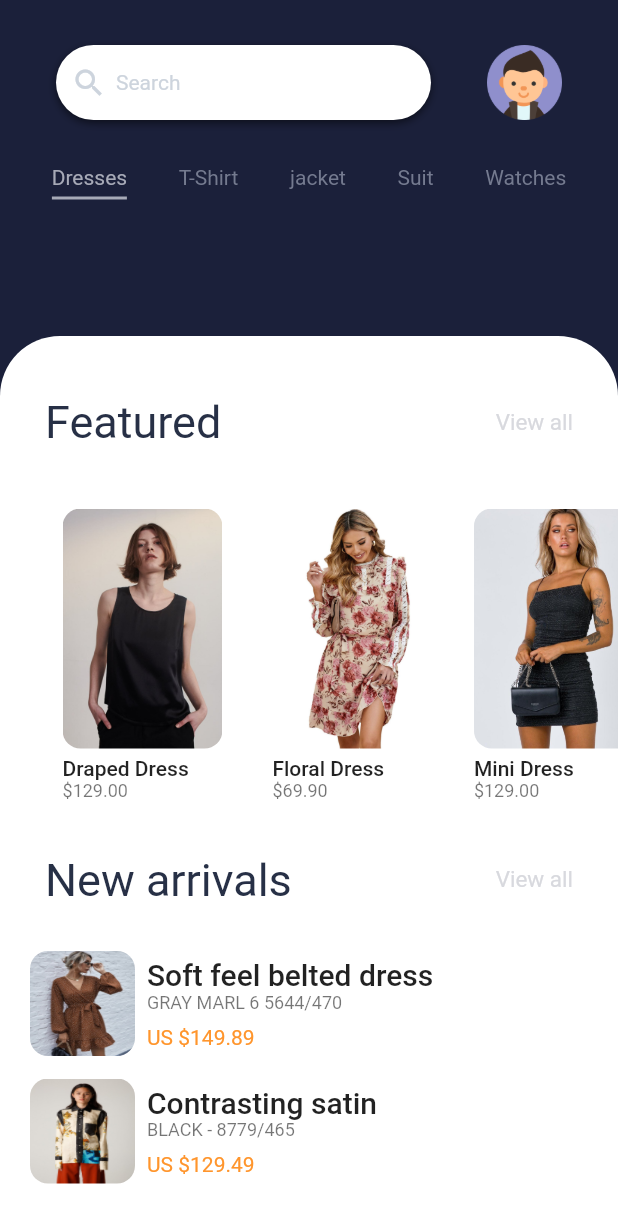
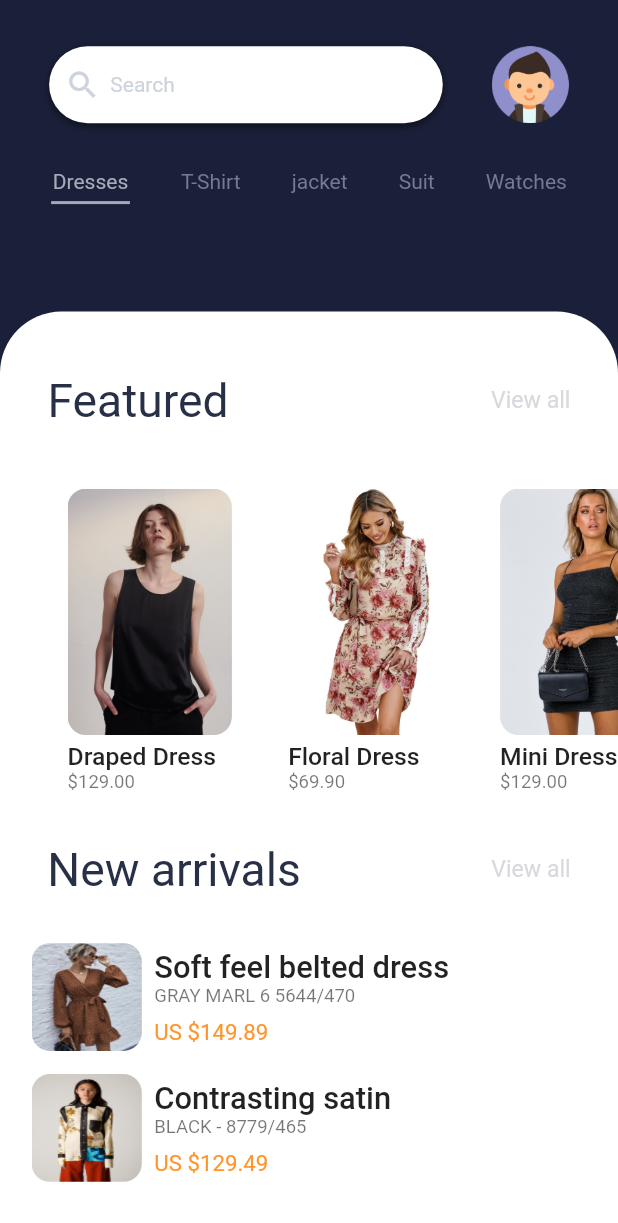
Before and after one commit to o-aziz/Ecomerce_app1_flutter, a Flutter app: the screen it shows after launch, on a phone screen of 412 x 824 dp. Shown: the top 1223 px of the screen. Run offline on Flutter 3.47's test engine with Material 2 defaults, Android fonts, the phone set to English and light mode, and no system bars.

Commit message:
added responsive design

```diff
--- /dev/null
+++ b/lib/helpers/size_config.dart
@@ -0,0 +1,43 @@
+import 'package:flutter/rendering.dart';
+import 'package:flutter/widgets.dart';
+
+class SizeConfig {
+  static double _screenWidth = 0;
+  static double _screenHeight = 0;
+  static double _blockWidth = 0;
+  static double _blockHeight = 0;
+
+  static double textMultiplier = 0;
+  static double imageSizeMultiplier = 0;
+  static double heightMultiplier = 0;
+  static double widthMultiplier = 0;
+  static bool isPortrait = true;
+  static bool isMobilePortrait = false;
+
+  void init(BoxConstraints constraints, Orientation orientation) {
+    if (orientation == Orientation.portrait) {
+      _screenWidth = constraints.maxWidth;
+      _screenHeight = constraints.maxHeight;
+      isPortrait = true;
+      if (_screenWidth < 450) {
+        isMobilePortrait = true;
+      }
+    } else {
+      _screenWidth = constraints.maxHeight;
+      _screenHeight = constraints.maxWidth;
+      isPortrait = false;
+      isMobilePortrait = false;
+    }
+
+    _blockWidth = _screenWidth / 100;
+    _blockHeight = _screenHeight / 100;
+
+    textMultiplier = _blockHeight;
+    imageSizeMultiplier = _blockWidth;
+    heightMultiplier = _blockHeight;
+    widthMultiplier = _blockWidth;
+
+    print(_blockHeight);
+    print(_blockWidth);
+  }
+}
--- a/lib/main.dart
+++ b/lib/main.dart
@@ -1,3 +1,4 @@
+import 'package:ecomerce_store1/helpers/size_config.dart';
 import 'package:flutter/material.dart';
 import 'screens/screens.dart';
 
@@ -10,6 +11,9 @@ class MyApp extends StatelessWidget {
 
   @override
   Widget build(BuildContext context) {
+    return LayoutBuilder(builder: (context, constraints) {
+      return OrientationBuilder(builder: (context, orientation) {
+        SizeConfig().init(constraints, orientation);
         return MaterialApp(
           title: 'Flutter Demo',
           debugShowCheckedModeBanner: false,
@@ -18,5 +22,7 @@ class MyApp extends StatelessWidget {
           ),
           home: const HomePage(),
         );
+      });
+    });
   }
 }
--- a/lib/screens/home_page.dart
+++ b/lib/screens/home_page.dart
@@ -1,3 +1,4 @@
+import 'package:ecomerce_store1/helpers/size_config.dart';
 import 'package:flutter/material.dart';
 import 'package:ecomerce_store1/widgets/widgets.dart';
 
@@ -16,36 +17,36 @@ class HomePage extends StatelessWidget {
             const Spacer(),
             Container(
               alignment: Alignment.bottomCenter,
-              height: 600,
-              decoration: const BoxDecoration(
+              height: 74.8 * SizeConfig.heightMultiplier,
+              decoration: BoxDecoration(
                 color: Colors.white,
                 borderRadius: BorderRadius.only(
-                  topLeft: Radius.circular(40),
-                  topRight: Radius.circular(40),
+                  topLeft: Radius.circular(4.98 * SizeConfig.heightMultiplier),
+                  topRight: Radius.circular(4.98 * SizeConfig.heightMultiplier),
                 ),
               ),
               child: Column(
                 children: [
                   Padding(
-                    padding: const EdgeInsets.symmetric(
-                      horizontal: 30,
-                      vertical: 40,
+                    padding: EdgeInsets.symmetric(
+                      horizontal: 7.69 * SizeConfig.widthMultiplier,
+                      vertical: 4.98 * SizeConfig.heightMultiplier,
                     ),
                     child: Row(
                       mainAxisAlignment: MainAxisAlignment.spaceBetween,
-                      children: const [
+                      children: [
                         Text(
                           'Featured',
                           style: TextStyle(
-                            color: Color(0xff273046),
-                            fontSize: 30,
+                            color: const Color(0xff273046),
+                            fontSize: 3.74 * SizeConfig.heightMultiplier,
                           ),
                         ),
                         Text(
                           'View all',
                           style: TextStyle(
-                            color: Color(0xffD8D9DE),
-                            fontSize: 15,
+                            color: const Color(0xffD8D9DE),
+                            fontSize: 1.87 * SizeConfig.heightMultiplier,
                           ),
                         ),
                       ],
@@ -53,25 +54,25 @@ class HomePage extends StatelessWidget {
                   ),
                   const FeaturedItems(),
                   Padding(
-                    padding: const EdgeInsets.symmetric(
-                      horizontal: 30,
-                      vertical: 30,
+                    padding: EdgeInsets.symmetric(
+                      horizontal: 7.65 * SizeConfig.widthMultiplier,
+                      vertical: 3.74 * SizeConfig.heightMultiplier,
                     ),
                     child: Row(
                       mainAxisAlignment: MainAxisAlignment.spaceBetween,
-                      children: const [
+                      children: [
                         Text(
                           'New arrivals',
                           style: TextStyle(
-                            color: Color(0xff273046),
-                            fontSize: 30,
+                            color: const Color(0xff273046),
+                            fontSize: 3.74 * SizeConfig.heightMultiplier,
                           ),
                         ),
                         Text(
                           'View all',
                           style: TextStyle(
-                            color: Color(0xffD8D9DE),
-                            fontSize: 15,
+                            color: const Color(0xffD8D9DE),
+                            fontSize: 1.87 * SizeConfig.heightMultiplier,
                           ),
                         ),
                       ],
--- a/lib/widgets/categories_widget.dart
+++ b/lib/widgets/categories_widget.dart
@@ -1,3 +1,4 @@
+import 'package:ecomerce_store1/helpers/size_config.dart';
 import 'package:flutter/material.dart';
 
 class CategoriesWidget extends StatelessWidget {
@@ -18,9 +19,9 @@ class CategoriesWidget extends StatelessWidget {
               ),
             ),
             Container(
-              margin: const EdgeInsets.only(top: 5),
-              height: 2,
-              width: 50,
+              margin: EdgeInsets.only(top: 0.62 * SizeConfig.heightMultiplier),
+              height: 0.24 * SizeConfig.heightMultiplier,
+              width: 12.75 * SizeConfig.widthMultiplier,
               color: const Color(0xffA7AAB7),
             )
           ],
--- a/lib/widgets/featured_items.dart
+++ b/lib/widgets/featured_items.dart
@@ -1,3 +1,4 @@
+import 'package:ecomerce_store1/helpers/size_config.dart';
 import 'package:ecomerce_store1/screens/screens.dart';
 import 'package:flutter/material.dart';
 
@@ -7,8 +8,8 @@ class FeaturedItems extends StatelessWidget {
   @override
   Widget build(BuildContext context) {
     return Container(
-      margin: const EdgeInsets.only(left: 20),
-      height: 200,
+      margin: EdgeInsets.only(left: 5.10 * SizeConfig.widthMultiplier),
+      height: 24.93 * SizeConfig.heightMultiplier,
       width: double.infinity,
       child: SingleChildScrollView(
         scrollDirection: Axis.horizontal,
@@ -41,34 +42,40 @@ class FeaturedItems extends StatelessWidget {
                     ItemDetails(imgUrl: imgUrl, itemName: dressName)));
       },
       child: Container(
-        margin: const EdgeInsets.only(
-          left: 10,
-        ),
-        height: 200,
-        width: 130,
+        margin: EdgeInsets.only(left: 2.55 * SizeConfig.widthMultiplier),
+        height: 24.93 * SizeConfig.heightMultiplier,
+        width: 33.16 * SizeConfig.widthMultiplier,
         alignment: Alignment.center,
         child: Column(
           crossAxisAlignment: CrossAxisAlignment.start,
           children: [
             Container(
-              decoration:
-                  BoxDecoration(borderRadius: BorderRadius.circular(12)),
+              decoration: BoxDecoration(
+                  borderRadius: BorderRadius.circular(
+                      1.49 * SizeConfig.heightMultiplier)),
               child: ClipRRect(
-                borderRadius: BorderRadius.circular(12),
+                borderRadius:
+                    BorderRadius.circular(1.49 * SizeConfig.heightMultiplier),
                 child: Image.asset(
                   imgUrl,
-                  height: 160,
+                  height: 19.95 * SizeConfig.heightMultiplier,
                 ),
               ),
             ),
-            const SizedBox(height: 5),
+            SizedBox(height: 0.62 * SizeConfig.heightMultiplier),
             Text(
               dressName,
-              style: Theme.of(context).textTheme.bodyText1,
+              style: Theme.of(context)
+                  .textTheme
+                  .bodyText1!
+                  .copyWith(fontSize: 2 * SizeConfig.heightMultiplier),
             ),
             Text(
               dressPrice,
-              style: Theme.of(context).textTheme.caption,
+              style: Theme.of(context)
+                  .textTheme
+                  .caption!
+                  .copyWith(fontSize: 1.5 * SizeConfig.heightMultiplier),
             ),
           ],
         ),
--- a/lib/widgets/header_widget.dart
+++ b/lib/widgets/header_widget.dart
@@ -1,3 +1,4 @@
+import 'package:ecomerce_store1/helpers/size_config.dart';
 import 'package:flutter/material.dart';
 
 class HeaderWidget extends StatelessWidget {
@@ -6,16 +7,18 @@ class HeaderWidget extends StatelessWidget {
   @override
   Widget build(BuildContext context) {
     return Padding(
-      padding: const EdgeInsets.symmetric(vertical: 30),
+      padding:
+          EdgeInsets.symmetric(vertical: 3.74 * SizeConfig.heightMultiplier),
       child: Row(
         mainAxisAlignment: MainAxisAlignment.spaceEvenly,
         children: [
           Container(
-            height: 50,
-            width: 250,
+            height: 6.23 * SizeConfig.heightMultiplier,
+            width: 63.7 * SizeConfig.widthMultiplier,
             decoration: BoxDecoration(
                 color: Colors.white,
-                borderRadius: BorderRadius.circular(50),
+                borderRadius:
+                    BorderRadius.circular(6.23 * SizeConfig.heightMultiplier),
                 boxShadow: const [
                   BoxShadow(
                       color: Colors.black54,
@@ -23,14 +26,14 @@ class HeaderWidget extends StatelessWidget {
                       blurRadius: 4)
                 ]),
             child: Row(
-              children: const [
-                SizedBox(width: 10),
-                Icon(
+              children: [
+                SizedBox(width: 2.55 * SizeConfig.widthMultiplier),
+                const Icon(
                   Icons.search,
                   color: Color(0xffCDD4DD),
                 ),
-                SizedBox(width: 6),
-                Text(
+                SizedBox(width: 1.53 * SizeConfig.widthMultiplier),
+                const Text(
                   'Search',
                   style: TextStyle(color: Color(0xffCDD4DD)),
                 ),
@@ -39,7 +42,7 @@ class HeaderWidget extends StatelessWidget {
           ),
           Image.asset(
             'assets/avatar_profile.png',
-            height: 50,
+            height: 6.23 * SizeConfig.heightMultiplier,
           ),
         ],
       ),
--- a/lib/widgets/new_arrivals_items.dart
+++ b/lib/widgets/new_arrivals_items.dart
@@ -1,3 +1,4 @@
+import 'package:ecomerce_store1/helpers/size_config.dart';
 import 'package:ecomerce_store1/screens/screens.dart';
 import 'package:flutter/material.dart';
 
@@ -7,12 +8,13 @@ class NewArrivalsItems extends StatelessWidget {
   @override
   Widget build(BuildContext context) {
     return Padding(
-      padding: const EdgeInsets.symmetric(horizontal: 20),
+      padding:
+          EdgeInsets.symmetric(horizontal: 5.10 * SizeConfig.widthMultiplier),
       child: Column(
         children: [
           _item(context, 'assets/belted_dress.jpg', 'Soft feel belted dress',
               'GRAY MARL 6 5644/470', 'US \$149.89'),
-          const SizedBox(height: 15),
+          SizedBox(height: 1.87 * SizeConfig.heightMultiplier),
           _item(context, 'assets/contrasting_satin.jpg', 'Contrasting satin',
               'BLACK - 8779/465', 'US \$129.49'),
         ],
@@ -33,29 +35,41 @@ class NewArrivalsItems extends StatelessWidget {
       child: Row(
         children: [
           Container(
-            height: 70,
-            width: 70,
+            height: 8.72 * SizeConfig.heightMultiplier,
+            width: 17.85 * SizeConfig.widthMultiplier,
             decoration: BoxDecoration(
-              borderRadius: BorderRadius.circular(12),
+              borderRadius:
+                  BorderRadius.circular(1.49 * SizeConfig.heightMultiplier),
             ),
             child: ClipRRect(
-              borderRadius: BorderRadius.circular(12),
+              borderRadius:
+                  BorderRadius.circular(1.49 * SizeConfig.heightMultiplier),
               child: Image.asset(
                 imgUrl,
                 fit: BoxFit.fill,
               ),
             ),
           ),
-          const SizedBox(width: 8),
+          SizedBox(width: 2.02 * SizeConfig.widthMultiplier),
           Column(
             crossAxisAlignment: CrossAxisAlignment.start,
             children: [
-              Text(dressName, style: Theme.of(context).textTheme.headline6),
-              Text(dressInfo, style: Theme.of(context).textTheme.caption),
-              const SizedBox(height: 8),
+              Text(dressName,
+                  style: Theme.of(context)
+                      .textTheme
+                      .headline6!
+                      .copyWith(fontSize: 2.5 * SizeConfig.heightMultiplier)),
+              Text(dressInfo,
+                  style: Theme.of(context)
+                      .textTheme
+                      .caption!
+                      .copyWith(fontSize: 1.5 * SizeConfig.heightMultiplier)),
+              SizedBox(height: 0.99 * SizeConfig.heightMultiplier),
               Text(
                 dressPrice,
-                style: const TextStyle(color: Color(0xffFF952C)),
+                style: TextStyle(
+                    color: const Color(0xffFF952C),
+                    fontSize: 1.8 * SizeConfig.heightMultiplier),
               ),
             ],
           ),
```
Lines whose indentation alone changed are shown as unchanged.
